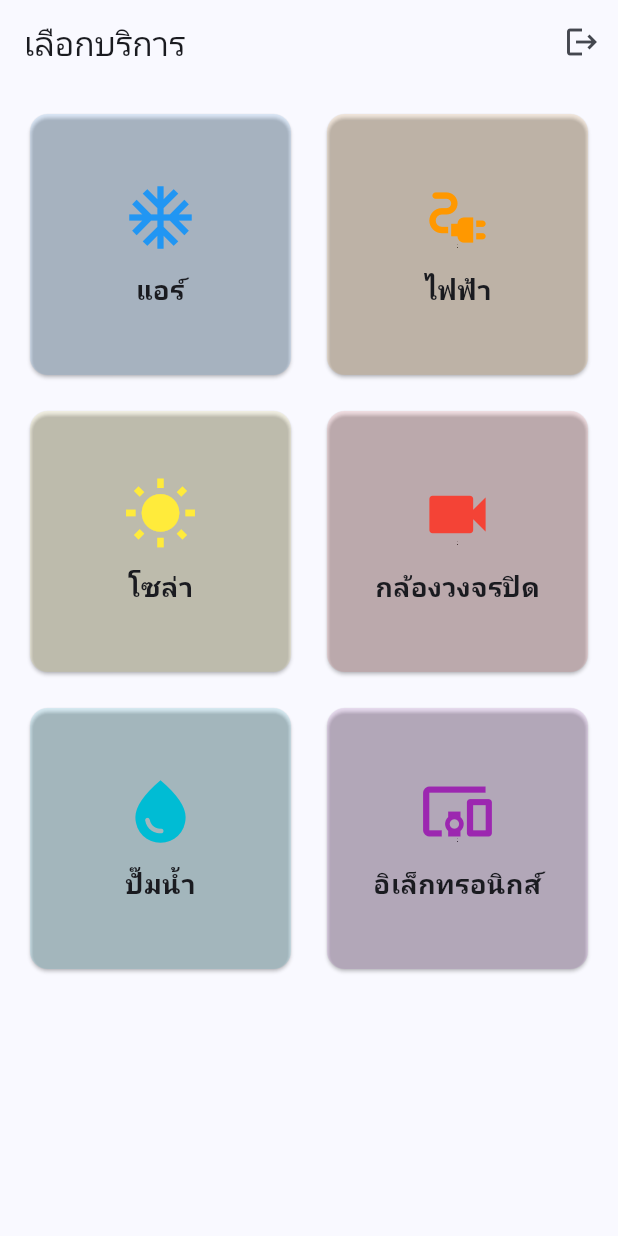
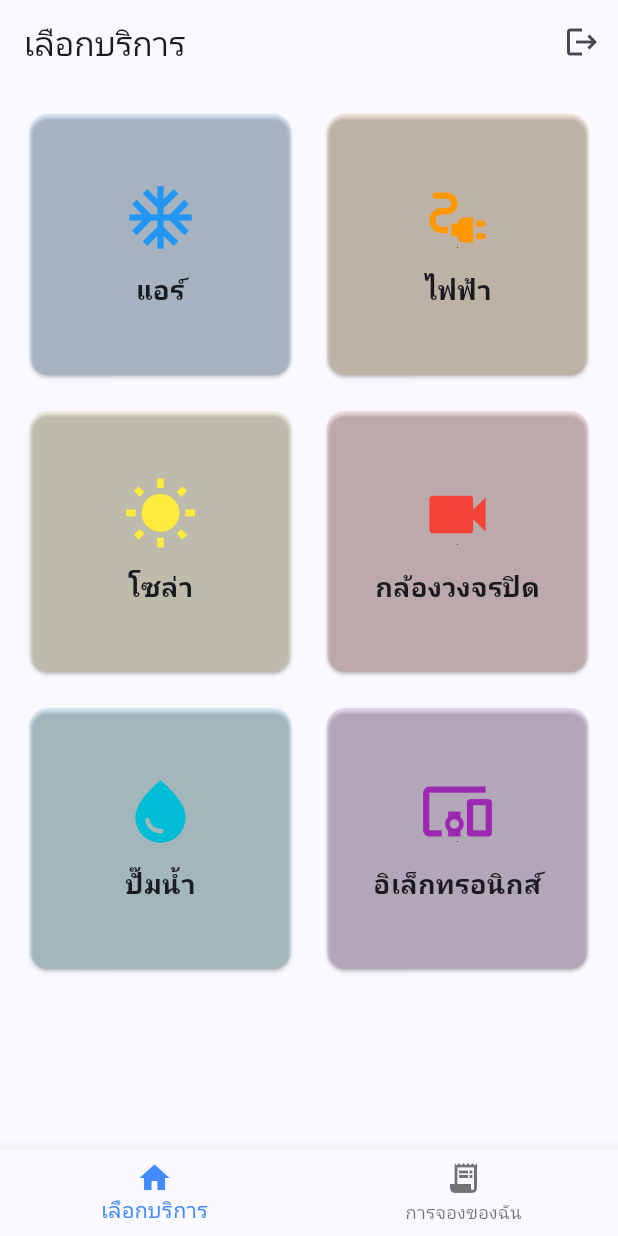
Before and after one commit to TEERAPAT-SUKKASEM/kiangthai_services, a Flutter app: the screen it shows once a user with an empty profile is signed in, on a phone screen of 412 x 824 dp. Run offline on Flutter 3.47's test engine with Material 3 defaults, Android fonts, the phone set to English and light mode, and no system bars; our stand-ins replace firebase_core, flutter_dotenv, supabase_flutter; accounts and stored records are empty.

Commit message:
Add CustomerMainScreen and MyBookingsScreen for improved navigation and booking history display

```diff
--- a/lib/main.dart
+++ b/lib/main.dart
@@ -6,6 +6,7 @@ import 'package:supabase_flutter/supabase_flutter.dart';
 import 'firebase_options.dart';
 import 'ui/auth/login_screen.dart';
 import 'ui/customer/customer_home_screen.dart';
+import 'ui/customer/customer_main_screen.dart';
 
 void main() async {
   WidgetsFlutterBinding.ensureInitialized();
@@ -45,7 +46,7 @@ class KiangThaiApp extends StatelessWidget {
           final session = snapshot.hasData ? snapshot.data!.session : null;
 
           if (session != null) {
-            return const CustomerHomeScreen();
+            return const CustomerMainScreen();
           } else {
             return const LoginScreen();
           }
--- /dev/null
+++ b/lib/ui/customer/customer_main_screen.dart
@@ -0,0 +1,45 @@
+import 'package:flutter/material.dart';
+// Import หน้าทั้งสองของเราเข้ามา
+import 'customer_home_screen.dart';
+import 'my_bookings_screen.dart';
+
+class CustomerMainScreen extends StatefulWidget {
+  const CustomerMainScreen({super.key});
+
+  @override
+  State<CustomerMainScreen> createState() => _CustomerMainScreenState();
+}
+
+class _CustomerMainScreenState extends State<CustomerMainScreen> {
+  int _currentIndex =
+      0; // ตัวแปรจำว่าตอนนี้อยู่หน้าไหน (0 = หน้าหลัก, 1 = ประวัติ)
+
+  // รายการหน้าจอที่จะสลับไปมา
+  final List<Widget> _pages = [
+    const CustomerHomeScreen(),
+    const MyBookingsScreen(),
+  ];
+
+  @override
+  Widget build(BuildContext context) {
+    return Scaffold(
+      body: _pages[_currentIndex], // แสดงหน้าจอตาม Index ที่เลือก
+      bottomNavigationBar: BottomNavigationBar(
+        currentIndex: _currentIndex,
+        selectedItemColor: Colors.blueAccent,
+        onTap: (index) {
+          setState(() {
+            _currentIndex = index; // เปลี่ยนหน้าเมื่อกดที่ไอคอนด้านล่าง
+          });
+        },
+        items: const [
+          BottomNavigationBarItem(icon: Icon(Icons.home), label: 'เลือกบริการ'),
+          BottomNavigationBarItem(
+            icon: Icon(Icons.receipt_long),
+            label: 'การจองของฉัน',
+          ),
+        ],
+      ),
+    );
+  }
+}
--- a/pubspec.yaml
+++ b/pubspec.yaml
@@ -14,7 +14,7 @@ dependencies:
   supabase_flutter: ^2.8.1
   firebase_core: ^3.11.0
   provider: ^6.1.2
-  image_picker: ^1.1.2
+  image_picker: ^1.2.1
   intl: ^0.20.2
   google_fonts: ^6.2.1
   logger: ^2.4.0
```
Also changed, not shown: lib/ui/customer/my_bookings_screen.dart (added, +85 -0 lines).
